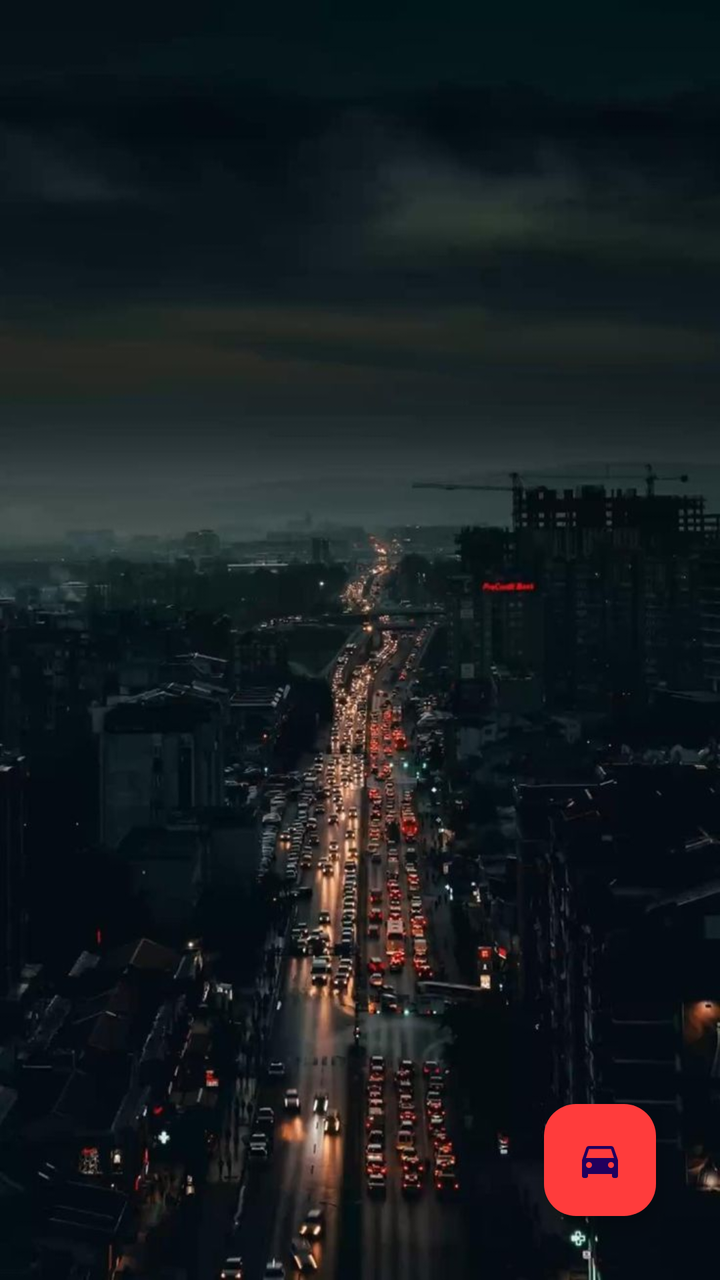
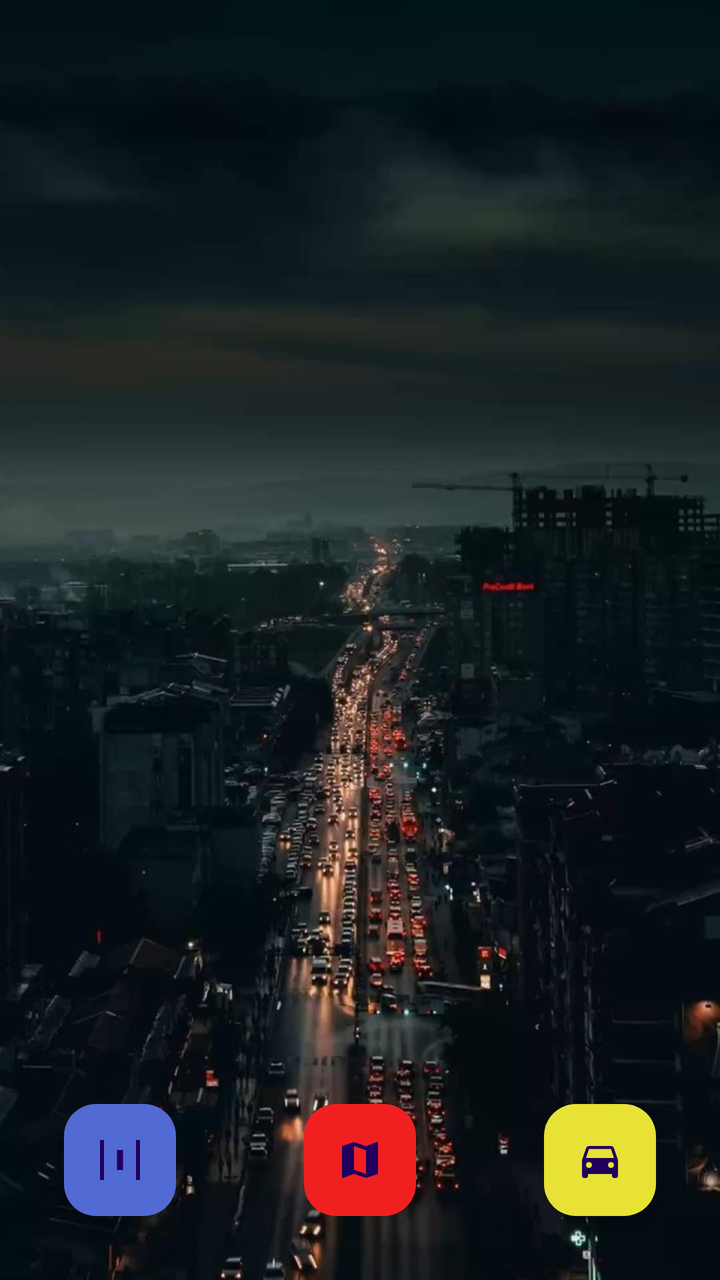

Screens rendered from an Android XML layout before and after an edit, with the pre-edit source and the edit as a unified diff.
<!-- AndroidManifest.xml: application theme Theme.DRIVY -->
<!-- res/layout/activity_home.xml -->
<?xml version="1.0" encoding="utf-8"?>
<androidx.coordinatorlayout.widget.CoordinatorLayout xmlns:android="http://schemas.android.com/apk/res/android"
    xmlns:app="http://schemas.android.com/apk/res-auto"
    android:id="@+id/main"
    android:layout_width="match_parent"
    android:layout_height="match_parent"
    android:background="@drawable/fondo_inicio"
    android:padding="16dp">

    
    <TextSwitcher
        android:id="@+id/textSwitcherBienvenida"
        android:layout_width="match_parent"
        android:layout_height="wrap_content"
        android:layout_marginTop="8dp"
        android:inAnimation="@android:anim/fade_in"
        android:outAnimation="@android:anim/fade_out"
        android:gravity="center"
        android:padding="16dp" />

    

    
    <FrameLayout
        android:id="@+id/home_fragment_container"
        android:layout_width="match_parent"
        android:layout_height="match_parent"
        android:layout_marginTop="120dp" />

    <com.google.android.material.floatingactionbutton.FloatingActionButton
        android:id="@+id/fabNuevaRuta"
        android:layout_width="wrap_content"
        android:layout_height="wrap_content"
        android:layout_margin="16dp"
        android:contentDescription="Añadir ruta"
        android:src="@drawable/ico_car"
        android:tint="@android:color/white"
        app:backgroundTint="#FF3C3C"
        app:layout_anchor="@id/home_fragment_container"
        app:layout_anchorGravity="bottom|end" />
</androidx.coordinatorlayout.widget.CoordinatorLayout>
<!-- resources referenced by this layout -->
<resources>
  <!-- drawable fondo_inicio: jpeg bitmap (drawable, 70669 bytes) -->
  <!-- drawable ico_car (drawable) -->
  <vector xmlns:android="http://schemas.android.com/apk/res/android" android:height="24dp" android:tint="#000000" android:viewportHeight="24" android:viewportWidth="24" android:width="24dp">
        
      <path android:fillColor="@android:color/white" android:pathData="M18.92,6.01C18.72,5.42 18.16,5 17.5,5h-11c-0.66,0 -1.21,0.42 -1.42,1.01L3,12v8c0,0.55 0.45,1 1,1h1c0.55,0 1,-0.45 1,-1v-1h12v1c0,0.55 0.45,1 1,1h1c0.55,0 1,-0.45 1,-1v-8l-2.08,-5.99zM6.5,16c-0.83,0 -1.5,-0.67 -1.5,-1.5S5.67,13 6.5,13s1.5,0.67 1.5,1.5S7.33,16 6.5,16zM17.5,16c-0.83,0 -1.5,-0.67 -1.5,-1.5s0.67,-1.5 1.5,-1.5 1.5,0.67 1.5,1.5 -0.67,1.5 -1.5,1.5zM5,11l1.5,-4.5h11L19,11L5,11z"/>
      
  </vector>
  <style name="Theme.DRIVY" parent="Base.Theme.DRIVY" />
  <style name="Base.Theme.DRIVY" parent="Theme.Material3.DayNight.NoActionBar">
          
          
      </style>
</resources>

<!-- the commit's change to res/layout/activity_home.xml (unified diff, before → after) -->
@@ -25,7 +25,32 @@
         android:id="@+id/home_fragment_container"
         android:layout_width="match_parent"
         android:layout_height="match_parent"
-        android:layout_marginTop="120dp" />
+        android:layout_marginTop="90dp" />
+
+    <com.google.android.material.floatingactionbutton.FloatingActionButton
+        android:id="@+id/fabCoches"
+        android:layout_width="wrap_content"
+        android:layout_height="wrap_content"
+        android:layout_margin="16dp"
+        android:contentDescription="Añadir coche"
+        android:src="@drawable/ico_car"
+        android:tint="@android:color/white"
+        app:backgroundTint="#E7E235"
+        app:layout_anchor="@id/home_fragment_container"
+        app:layout_anchorGravity="bottom|end" />
+
+    <com.google.android.material.floatingactionbutton.FloatingActionButton
+        android:id="@+id/fabReciente"
+        android:layout_width="wrap_content"
+        android:layout_height="wrap_content"
+        android:layout_margin="16dp"
+        android:contentDescription="Mas reciente"
+        android:src="@drawable/ic_map"
+        android:tint="@android:color/white"
+        app:backgroundTint="#F02020"
+        app:layout_anchor="@id/home_fragment_container"
+        app:layout_anchorGravity="bottom|center" />
+
 
     <com.google.android.material.floatingactionbutton.FloatingActionButton
         android:id="@+id/fabNuevaRuta"
@@ -33,9 +58,9 @@
         android:layout_height="wrap_content"
         android:layout_margin="16dp"
         android:contentDescription="Añadir ruta"
-        android:src="@drawable/ico_car"
+        android:src="@drawable/ic_street"
         android:tint="@android:color/white"
-        app:backgroundTint="#FF3C3C"
+        app:backgroundTint="#526AD3"
         app:layout_anchor="@id/home_fragment_container"
-        app:layout_anchorGravity="bottom|end" />
+        app:layout_anchorGravity="bottom|left" />
 </androidx.coordinatorlayout.widget.CoordinatorLayout>
<!-- resource entries referenced after the edit -->
@@ -1,6 +1,18 @@
 <!-- resources referenced by this layout -->
 <resources>
   <!-- drawable fondo_inicio: jpeg bitmap (drawable, 70669 bytes) -->
+  <!-- drawable ic_map (drawable) -->
+  <vector xmlns:android="http://schemas.android.com/apk/res/android" android:height="24dp" android:tint="#000000" android:viewportHeight="24" android:viewportWidth="24" android:width="24dp">
+        
+      <path android:fillColor="@android:color/white" android:pathData="M20.5,3l-0.16,0.03L15,5.1 9,3 3.36,4.9c-0.21,0.07 -0.36,0.25 -0.36,0.48V20.5c0,0.28 0.22,0.5 0.5,0.5l0.16,-0.03L9,18.9l6,2.1 5.64,-1.9c0.21,-0.07 0.36,-0.25 0.36,-0.48V3.5c0,-0.28 -0.22,-0.5 -0.5,-0.5zM15,19l-6,-2.11V5l6,2.11V19z"/>
+      
+  </vector>
+  <!-- drawable ic_street (drawable) -->
+  <vector xmlns:android="http://schemas.android.com/apk/res/android" android:height="24dp" android:tint="#000000" android:viewportHeight="24" android:viewportWidth="24" android:width="24dp">
+        
+      <path android:fillColor="@android:color/white" android:pathData="M4,22H2V2h2V22zM22,2h-2v20h2V2zM13.5,7h-3v10h3V7z"/>
+      
+  </vector>
   <!-- drawable ico_car (drawable) -->
   <vector xmlns:android="http://schemas.android.com/apk/res/android" android:height="24dp" android:tint="#000000" android:viewportHeight="24" android:viewportWidth="24" android:width="24dp">
         
